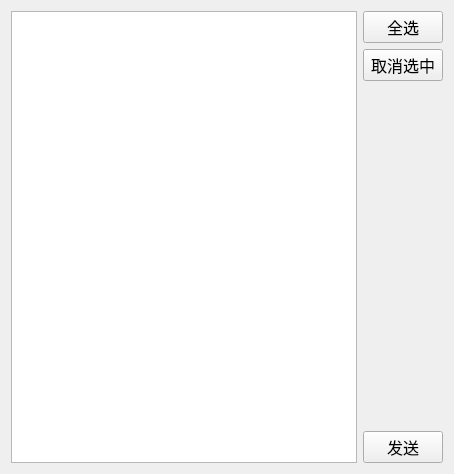
Before: the Qt Designer form Client/sharefile.ui in 23Lm-star/QT-, drawn with Qt 5.
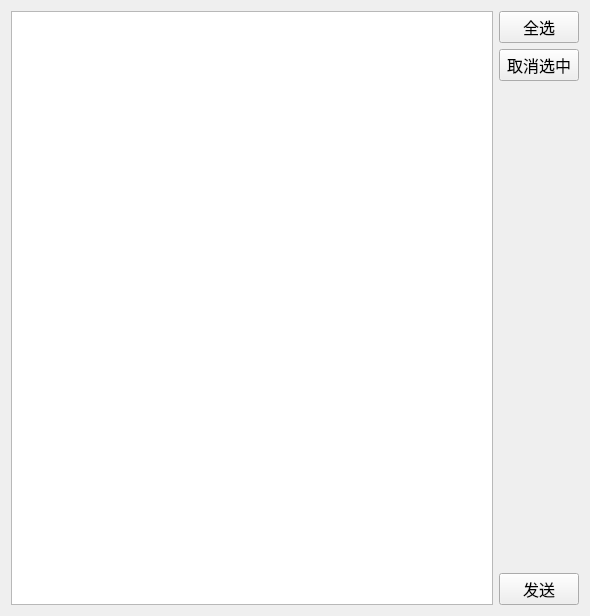
After: the same form once the commit is applied. Icons and pictures are not drawn.

Diff of the .ui file:
```diff
--- a/Client/sharefile.ui
+++ b/Client/sharefile.ui
@@ -6,8 +6,8 @@
    <rect>
     <x>0</x>
     <y>0</y>
-    <width>454</width>
-    <height>474</height>
+    <width>590</width>
+    <height>616</height>
    </rect>
   </property>
   <property name="windowTitle">
```
